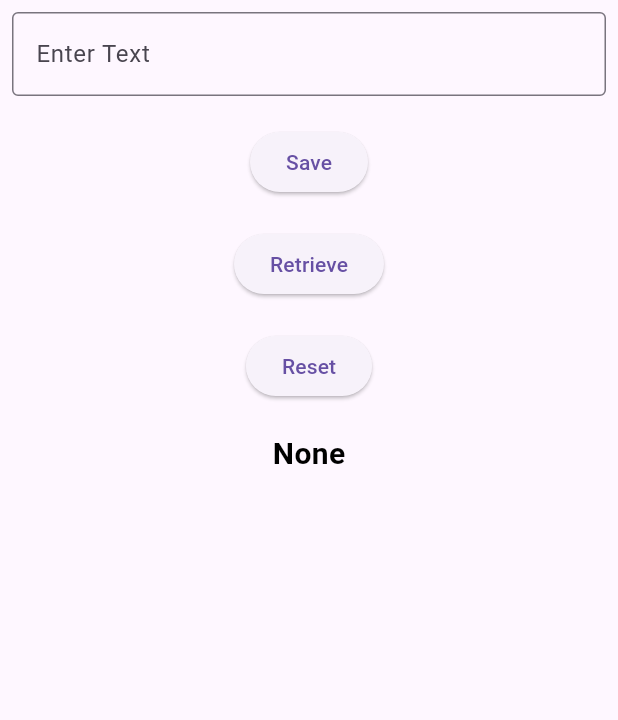
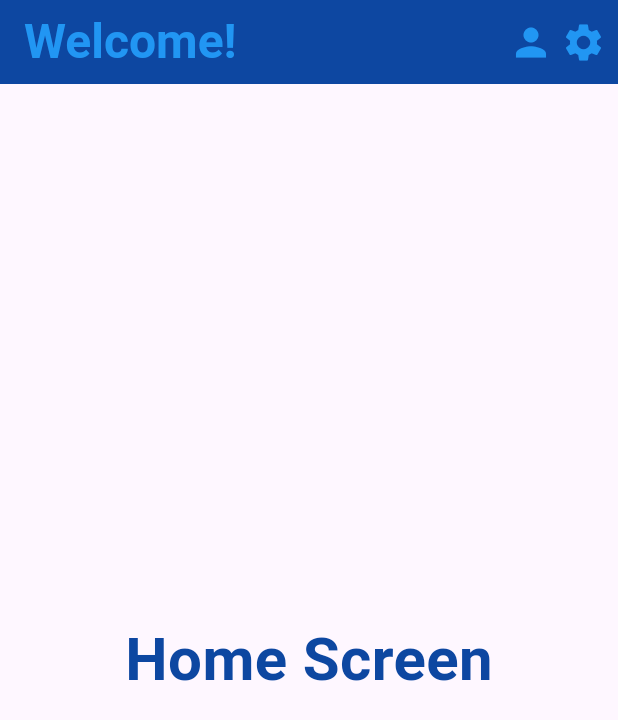
Before and after one commit to Merna-Hesham/depi, a Flutter app: the screen it shows after launch, on a phone screen of 412 x 824 dp. Shown: the top 720 px of the screen. Run offline on Flutter 3.47's test engine with Material 3 defaults, Android fonts, the phone set to English and light mode, and no system bars; our stand-ins replace flutter_svg, go_router, shared_preferences.

Commit message:
Go Router Navigation

```diff
--- a/lib/main.dart
+++ b/lib/main.dart
@@ -3,6 +3,10 @@ import 'package:online_tasks/authentication/screens/authentication_screen.dart';
 import 'package:online_tasks/authentication/screens/login_screen.dart';
 import 'package:online_tasks/authentication/screens/register_screen.dart';
 import 'package:online_tasks/authentication/screens/reset_password_screen.dart';
+import 'package:online_tasks/navigation/home_screen.dart';
+import 'package:online_tasks/navigation/profile_screen.dart';
+import 'package:online_tasks/navigation/routes_gen_go.dart';
+import 'package:online_tasks/navigation/settings_screen.dart';
 import 'package:online_tasks/shared_preference_task.dart';
 import 'package:online_tasks/tasks_screen.dart';
 
@@ -17,9 +21,9 @@ class MyApp extends StatelessWidget{
 
   @override
   Widget build(BuildContext context) {
-    return MaterialApp(
+    return MaterialApp.router(
       debugShowCheckedModeBanner: false,
-      home: SharedPreferenceTask(),
+      routerConfig: RoutesGenGo.mainAppRouting,
     );
   }
 }
--- /dev/null
+++ b/lib/navigation/app_routes.dart
@@ -0,0 +1,5 @@
+abstract class AppRoutes{
+  static const String home = '/';
+  static const String profile = '/profile';
+  static const String settings = '/settings';
+}
--- /dev/null
+++ b/lib/navigation/home_screen.dart
@@ -0,0 +1,74 @@
+import 'package:flutter/material.dart';
+import 'package:go_router/go_router.dart';
+import 'package:online_tasks/navigation/app_routes.dart';
+
+class HomeScreen extends StatelessWidget {
+  const HomeScreen({super.key});
+
+  @override
+  Widget build(BuildContext context) {
+    return Scaffold(
+      appBar: AppBar(
+        backgroundColor: Colors.blue[900],
+        title: Text(
+          'Welcome!',
+          style: TextStyle(
+            fontSize: 32,
+            fontWeight: FontWeight.bold,
+            color: Colors.blue,
+          ),
+        ),
+        actions: [
+          Padding(
+            padding: const EdgeInsets.all(8.0),
+            child: Row(
+              children: [
+                GestureDetector(
+                  onTap: (){
+                    context.go(
+                      AppRoutes.profile,
+                      extra: {
+                        'name': 'Merna',
+                        'age': 22,
+                      }
+                    );
+                  },
+                  child: Icon(
+                    Icons.person,
+                    size: 30,
+                    color: Colors.blue,
+                  ),
+                ),
+
+                SizedBox(
+                  width: 5,
+                ),
+
+                GestureDetector(
+                  onTap: (){
+                    context.go(AppRoutes.settings);
+                  },
+                  child: Icon(
+                    Icons.settings,
+                    size: 30,
+                    color: Colors.blue,
+                  ),
+                ),
+              ],
+            ),
+          ),
+        ],
+      ),
+      body: Center(
+        child: Text(
+          'Home Screen',
+          style: TextStyle(
+            fontSize: 40,
+            fontWeight: FontWeight.bold,
+            color: Colors.blue[900],
+          ),
+        ),
+      ),
+    );
+  }
+}
--- /dev/null
+++ b/lib/navigation/routes_gen_go.dart
@@ -0,0 +1,41 @@
+import 'package:flutter/material.dart';
+import 'package:go_router/go_router.dart';
+import 'package:online_tasks/navigation/app_routes.dart';
+import 'package:online_tasks/navigation/home_screen.dart';
+import 'package:online_tasks/navigation/profile_screen.dart';
+import 'package:online_tasks/navigation/settings_screen.dart';
+
+class RoutesGenGo{
+  static GoRouter mainAppRouting = GoRouter(
+    initialLocation: AppRoutes.home,
+      errorBuilder: (context,state) => Scaffold(
+        body: Center(
+          child: Text(
+            'No Route!',
+            style: TextStyle(
+              fontSize: 30,
+              fontWeight: FontWeight.bold,
+              color: Colors.blue[900],
+            ),
+          ),
+        ),
+      ),
+      routes: [
+        GoRoute(
+          path: AppRoutes.home,
+          name: AppRoutes.home,
+          builder: (context,state) => HomeScreen(),
+        ),
+        GoRoute(
+          path: AppRoutes.profile,
+          name: AppRoutes.profile,
+          builder: (context,state) => ProfileScreen(),
+        ),
+        GoRoute(
+          path: AppRoutes.settings,
+          name: AppRoutes.settings,
+          builder: (context,state) => SettingsScreen(),
+        ),
+      ]
+  );
+}
--- a/pubspec.yaml
+++ b/pubspec.yaml
@@ -29,6 +29,7 @@ environment:
 # versions available, run `flutter pub outdated`.
 dependencies:
   shared_preferences: ^2.5.4
+  go_router: ^17.1.0
   flutter_svg: ^2.0.9
   flutter:
     sdk: flutter
```
Also changed, not shown: lib/navigation/profile_screen.dart (added, +82 -0 lines), lib/navigation/settings_screen.dart (added, +44 -0 lines), pubspec.lock.
